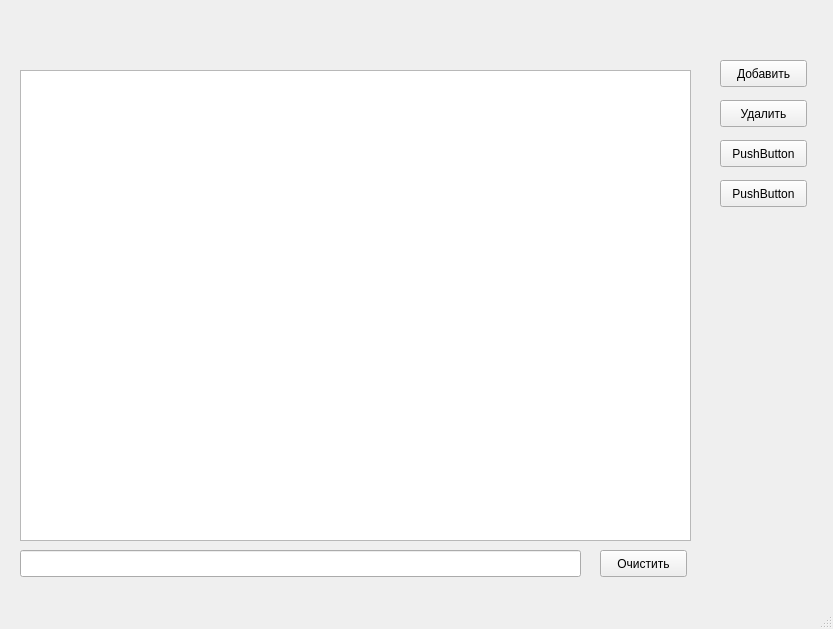
Old version of the form 6_semestr/PABD/lab5/Prog/l5_program/mainwindow.ui in the repository OranGeNaL/labs.
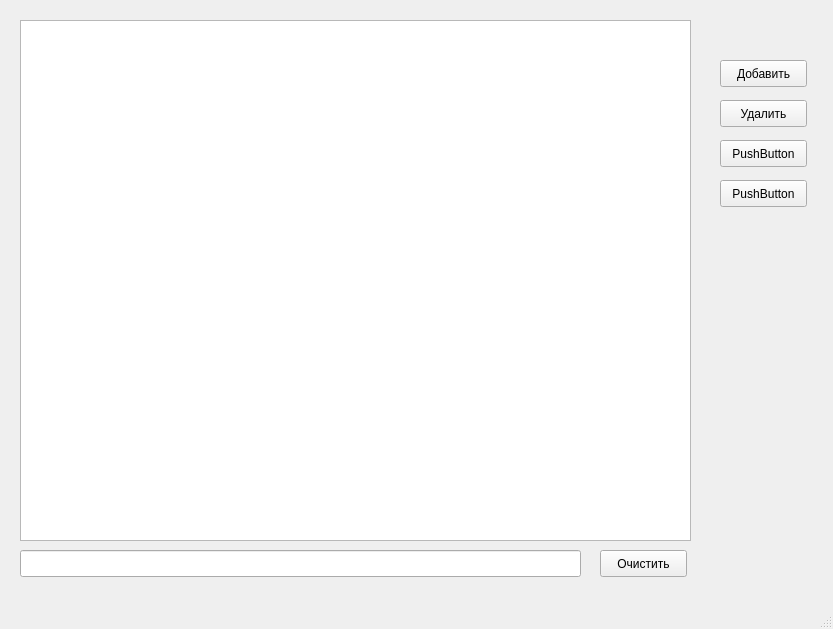
New version of the form.

Diff of the .ui file:
```diff
--- a/6_semestr/PABD/lab5/Prog/l5_program/mainwindow.ui
+++ b/6_semestr/PABD/lab5/Prog/l5_program/mainwindow.ui
@@ -18,9 +18,9 @@
     <property name="geometry">
      <rect>
       <x>20</x>
-      <y>70</y>
+      <y>20</y>
       <width>671</width>
-      <height>471</height>
+      <height>521</height>
      </rect>
     </property>
    </widget>
```
